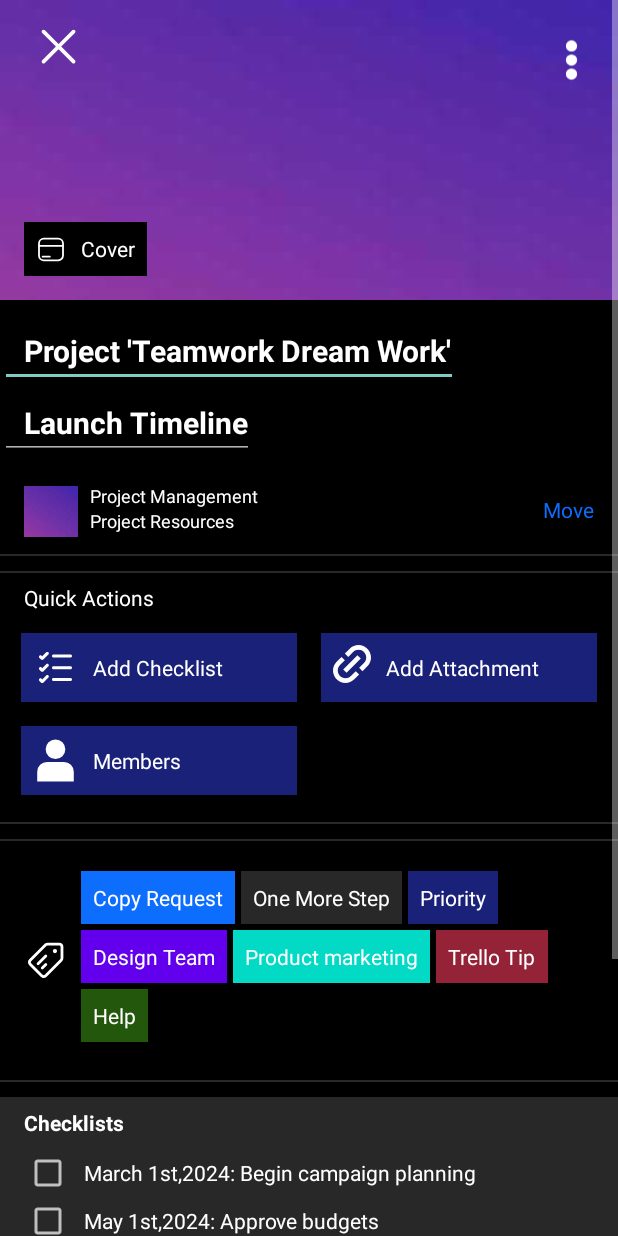
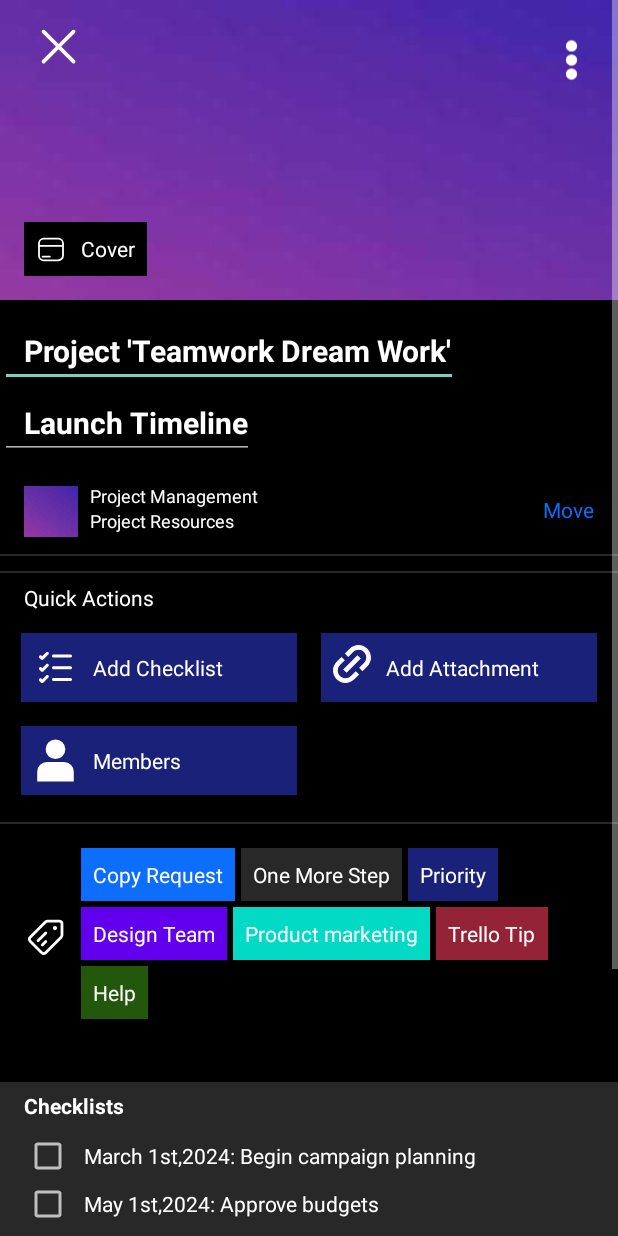
Before and after one commit to mahsannawaz1/trello, an Android app built with Jetpack Compose: the EditBoard screen opened directly, with no data from a screen before it, on a phone screen of 412 x 824 dp. Run offline under Robolectric (Android 15) with nearby library versions, the phone set to English and light mode, and no system bars; our stand-ins replace CircleImageView, FlexboxLayout.

Commit message:
Revert "fixed some bugs"
This reverts commit da248370d2a9e3c7f57e29a964c697def51689a6.

```diff
--- a/app/src/main/java/com/example/trello_clone/EditBoard.kt
+++ b/app/src/main/java/com/example/trello_clone/EditBoard.kt
@@ -4,9 +4,7 @@
 import android.content.Intent
 import android.os.Bundle
 import android.view.MotionEvent
-import android.widget.GridLayout
 import android.widget.ImageView
-import android.widget.LinearLayout
 import androidx.appcompat.app.AppCompatActivity
 
 class EditBoard : AppCompatActivity() {
@@ -26,19 +24,5 @@
                 else -> false
             }
         }
-
-        var goToLabels = findViewById<LinearLayout>(R.id.lableGrid)
-
-        goToLabels.setOnTouchListener { view, motionEvent ->
-            when (motionEvent.action) {
-                MotionEvent.ACTION_DOWN -> {
-                    val intent = Intent(this, Labels::class.java)
-                    startActivity(intent)
-                    true
-                }
-                else -> false
-            }
-        }
-
     }
 }
--- a/app/src/main/res/layout/activity_edit_board.xml
+++ b/app/src/main/res/layout/activity_edit_board.xml
@@ -291,13 +291,6 @@
 
         </androidx.constraintlayout.widget.ConstraintLayout>
 
-        <TextView
-            android:layout_width="match_parent"
-            android:layout_height="1dp"
-            android:layout_marginTop="10dp"
-            android:background="@color/dark_gray"
-            />
-
         <LinearLayout
             android:id="@+id/lableGrid"
             android:layout_width="match_parent"
@@ -312,7 +305,7 @@
                 android:id="@+id/myImageView"
                 android:layout_width="30dp"
                 android:layout_height="30dp"
-
+                android:layout_marginBottom="8dp"
                 android:src="@drawable/label" />
 
             <com.google.android.flexbox.FlexboxLayout
@@ -325,7 +318,7 @@
                 android:paddingVertical="4dp"
                 android:paddingHorizontal="8dp"
                 app:flexDirection="row"
-                >
+                android:layout_marginBottom="8dp">
 
                 <!-- Badges with vertical spacing -->
                 <TextView
@@ -400,24 +393,13 @@
 
             </com.google.android.flexbox.FlexboxLayout>
         </LinearLayout>
-        <TextView
-            android:layout_width="match_parent"
-            android:layout_height="1dp"
-            android:layout_marginTop="1dp"
-            android:background="@color/dark_gray"
-            />
-        <TextView
-            android:layout_width="match_parent"
-            android:layout_height="1dp"
-            android:layout_marginTop="10dp"
-            android:background="@color/dark_gray"
-            />
+
         <LinearLayout
             android:layout_width="match_parent"
             android:layout_height="wrap_content"
             android:orientation="vertical"
             android:paddingHorizontal="16dp"
-
+            android:layout_marginTop="6dp"
             android:paddingVertical="6dp"
             android:background="@color/dark_gray"
             app:layout_constraintTop_toBottomOf="@id/lableGrid">
```
